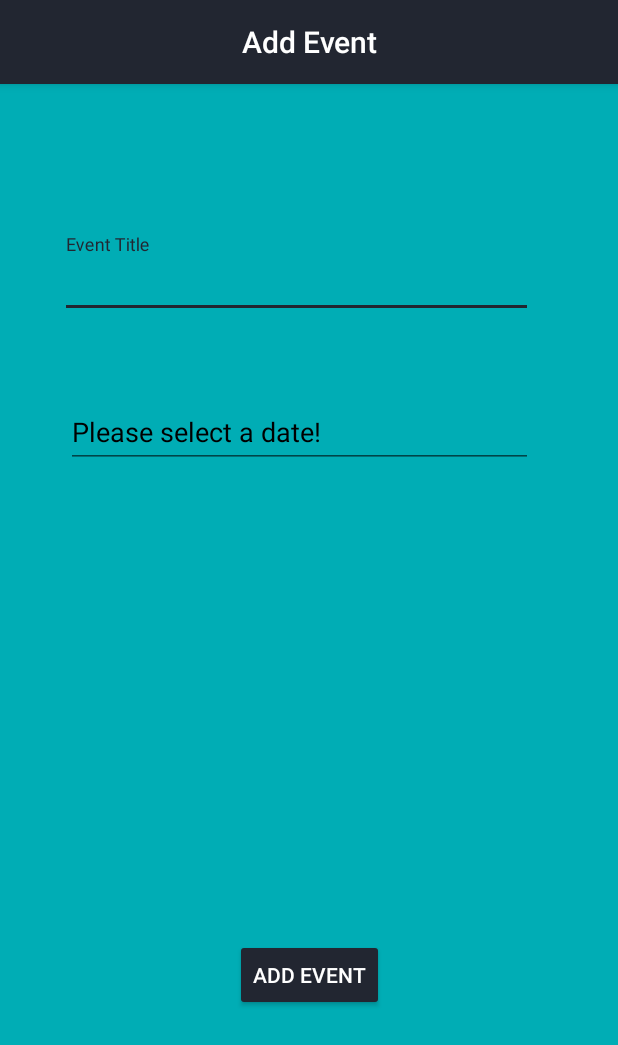
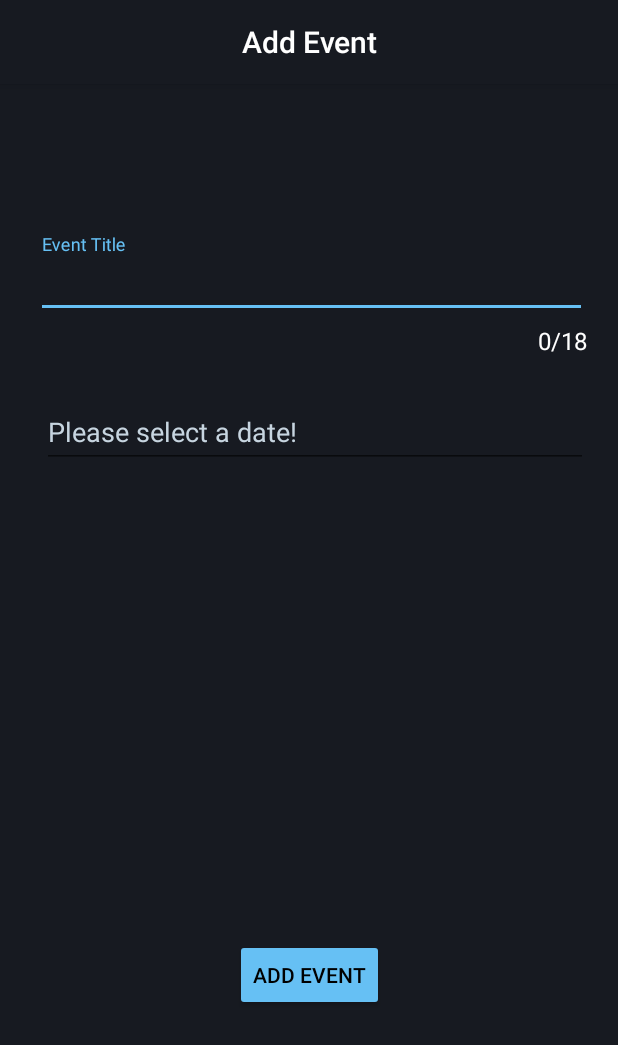
Before and after one commit to johanlindstrm/Android-App, an Android app: the screen it shows after launch (AddAndCreateEventActivity), after a tap on an icon or button, on a phone screen of 412 x 824 dp. Shown: the top 1045 px of the screen. Run offline under Robolectric (Android 15) with nearby library versions, the phone set to English and light mode, and no system bars; our stand-ins replace Firebase (no records; nobody signed in at launch, a user with empty details on screens opened directly).

```diff
--- a/app/src/main/java/com/example/androidapp/AddAndCreateEventActivity.kt
+++ b/app/src/main/java/com/example/androidapp/AddAndCreateEventActivity.kt
@@ -4,24 +4,24 @@ import android.annotation.SuppressLint
 import android.app.ActionBar
 import android.app.DatePickerDialog
 import android.app.DatePickerDialog.OnDateSetListener
+import android.content.Intent
 import android.os.Bundle
 import android.os.Handler
 import android.util.Log
 import android.widget.EditText
 import android.widget.TextView
+import android.widget.Toast
 import androidx.appcompat.app.AppCompatActivity
 import com.google.firebase.auth.FirebaseAuth
-import com.google.firebase.firestore.FirebaseFirestore
 import kotlinx.android.synthetic.main.activity_add_and_create_date.*
 import java.text.SimpleDateFormat
 import java.util.*
-import kotlin.collections.HashMap
 
 
 class AddAndCreateEventActivity : AppCompatActivity() {
 
     private lateinit var eventTextName : EditText
-    private lateinit var timeLeftText : TextView
+    private lateinit var dateDiffText : TextView
     private lateinit var selectDateEdit : EditText
     lateinit var auth : FirebaseAuth
     private val handler = Handler()
@@ -31,28 +31,6 @@ class AddAndCreateEventActivity : AppCompatActivity() {
     override fun onCreate(savedInstanceState: Bundle?) {
         super.onCreate(savedInstanceState)
         setContentView(R.layout.activity_add_and_create_date)
-        //database = Firebase.database.reference
-
-
-        val db = FirebaseFirestore.getInstance()
-        db.collection("events")
-
-        // Create a new user with a first and last name
-        /*
-        val user: MutableMap<String, Any> = HashMap()
-        user["first"] = "Ada"
-        user["last"] = "Lovelace"
-        user["born"] = 1815
-
-
-        // Add a new document with a generated ID
-        db.collection("users")
-            .add(user)
-            .addOnSuccessListener { documentReference -> Log.d("test", "DocumentSnapshot added with ID: " + documentReference.id) }
-            .addOnFailureListener { e -> Log.w("test", "Error adding document", e) }
-
-         */
-
 
         supportActionBar!!.displayOptions = ActionBar.DISPLAY_SHOW_CUSTOM
         supportActionBar!!.setCustomView(R.layout.action_bar_add_event)
@@ -61,7 +39,8 @@ class AddAndCreateEventActivity : AppCompatActivity() {
 
         selectDateEdit = findViewById(R.id.select_date_edit)
         eventTextName = findViewById(R.id.event_name_edit)
-        timeLeftText = findViewById(R.id.time_test_text)
+        dateDiffText = findViewById(R.id.time_test_text)
+
         getDateDifference()
 
         /*
@@ -87,7 +66,7 @@ class AddAndCreateEventActivity : AppCompatActivity() {
 
         val selectedEvent = eventTextName.text.toString()
         val selectedDate = selectDateEdit.text.toString()
-        val timeLeft = timeLeftText.text.toString()
+        val timeLeft = dateDiffText.text.toString()
 
         val newDate = Event(selectedDate, selectedEvent,timeLeft)
 
--- a/app/src/main/java/com/example/androidapp/Event.kt
+++ b/app/src/main/java/com/example/androidapp/Event.kt
@@ -1,5 +1,5 @@
 package com.example.androidapp
 
-class Event(var simpleDate: String, var eventName: String, var timeLeft: String) {
+class Event(var selectedDate: String, var eventName: String, var dateDiff: String) {
     //, var daysLeft: String, var hoursLeft: String, var minLeft: String, var secLeft:String
 }
--- a/app/src/main/java/com/example/androidapp/EventsRecyclerAdapter.kt
+++ b/app/src/main/java/com/example/androidapp/EventsRecyclerAdapter.kt
@@ -23,9 +23,9 @@ class EventsRecyclerAdapter(context: Context, private val eventList: MutableList
 
     override fun onBindViewHolder(holder: ViewHolder, position: Int) {
         val event = eventList[position]
-        holder.dateText.text = event.simpleDate
+        holder.dateText.text = event.selectedDate
         holder.eventName.text = event.eventName
-        holder.timeLeft.text = event.timeLeft
+        holder.timeLeft.text = event.dateDiff
 
     }
 
--- a/app/src/main/java/com/example/androidapp/MainActivity.kt
+++ b/app/src/main/java/com/example/androidapp/MainActivity.kt
@@ -20,6 +20,7 @@ import androidx.recyclerview.widget.RecyclerView
 import com.example.androidapp.DataManager.eventList
 import com.google.android.material.snackbar.Snackbar
 import com.google.firebase.auth.FirebaseAuth
+import com.google.firebase.firestore.FirebaseFirestore
 
 
 class MainActivity : AppCompatActivity() {
@@ -40,6 +41,42 @@ class MainActivity : AppCompatActivity() {
         supportActionBar!!.setCustomView(R.layout.action_bar_layout)
 
         listIsEmptyText()
+
+        val db = FirebaseFirestore.getInstance()
+
+        val events = mutableListOf<Event>()
+
+        val eventsRef = db.collection("events")
+
+        eventsRef.addSnapshotListener { snapshot, e ->
+            if (snapshot != null) {
+                for (document in snapshot.documents) {
+                    val newEvent = document.toObject(Event::class.java)
+                    if (newEvent != null)
+                        events.add(newEvent!!)
+                    println("Johan : $newEvent")
+                }
+            }
+        }
+
+
+
+        // Create a new user with a first and last name
+/*
+        val user: MutableMap<String, Any> = HashMap()
+        user["first"] = "Ada"
+        user["last"] = "Lovelace"
+        user["born"] = 1815
+
+
+        // Add a new document with a generated ID
+        db.collection("users")
+            .add(user)
+            .addOnSuccessListener { documentReference -> Log.d("test", "DocumentSnapshot added with ID: " + documentReference.id) }
+            .addOnFailureListener { e -> Log.w("test", "Error adding document", e) }
+
+ */
+
 
         mAuth = FirebaseAuth.getInstance()
         mAuth.currentUser
@@ -130,7 +167,7 @@ class MainActivity : AppCompatActivity() {
         itemTouchHelper.attachToRecyclerView(recyclerView)
 
     }
-
+    //auth anonomys
     override fun onStart() {
         super.onStart()
         val currentUser = mAuth.currentUser
--- a/app/src/main/res/drawable/ic_add_white_24dp.xml
+++ b/app/src/main/res/drawable/ic_add_white_24dp.xml
@@ -4,6 +4,6 @@
         android:viewportWidth="24.0"
         android:viewportHeight="24.0">
     <path
-        android:fillColor="#FFF"
+        android:fillColor="@color/black"
         android:pathData="M19,13h-6v6h-2v-6H5v-2h6V5h2v6h6v2z"/>
 </vector>
--- a/app/src/main/res/layout-v26/activity_add_and_create_date.xml
+++ b/app/src/main/res/layout-v26/activity_add_and_create_date.xml
@@ -4,7 +4,7 @@
     xmlns:tools="http://schemas.android.com/tools"
     android:layout_width="match_parent"
     android:layout_height="match_parent"
-    android:background="@color/colorPrimaryDark"
+    android:background="@color/colorPrimary"
     tools:context=".AddAndCreateEventActivity">
 
     <Button
@@ -15,8 +15,8 @@
         android:layout_marginEnd="156dp"
         android:layout_marginBottom="150dp"
         android:text="@string/add_event"
-        android:textColor="@color/white"
-        android:backgroundTint="@color/colorPrimary"
+        android:textColor="@color/black"
+        android:backgroundTint="@color/accent"
         app:layout_constraintBottom_toBottomOf="parent"
         app:layout_constraintEnd_toEndOf="parent"
         app:layout_constraintStart_toStartOf="parent" />
@@ -26,11 +26,13 @@
         android:id="@+id/event_layout"
         android:layout_width="match_parent"
         android:layout_height="wrap_content"
-        android:layout_marginStart="16dp"
         android:layout_marginTop="100dp"
         android:layout_marginEnd="16dp"
-        android:textColorHint="@color/black"
+        android:textColorHint="@color/otherWhite"
         android:tooltipText="Enter Event Title"
+        app:counterEnabled="true"
+        app:counterMaxLength="18"
+        app:counterTextAppearance="@style/CounterText"
         app:endIconMode="clear_text"
         app:layout_constraintEnd_toEndOf="parent"
         app:layout_constraintStart_toStartOf="parent"
@@ -38,17 +40,17 @@
 
         <com.google.android.material.textfield.TextInputEditText
             android:id="@+id/event_name_edit"
-            android:layout_width="315dp"
+            android:layout_width="367dp"
             android:layout_height="wrap_content"
             android:layout_marginStart="24dp"
             android:layout_marginTop="72dp"
             android:ems="10"
-            android:longClickable="false"
-            android:textColorHint="@color/black"
-            android:textColor="@color/black"
             android:hint="@string/event_title"
             android:inputType="text"
+            android:longClickable="false"
             android:maxLength="18"
+            android:textColor="@color/otherWhite"
+            android:textColorHint="@color/otherWhite"
             app:layout_constraintStart_toStartOf="parent"
             app:layout_constraintTop_toTopOf="parent" />
 
@@ -60,10 +62,9 @@
         android:id="@+id/date_layout"
         android:layout_width="match_parent"
         android:layout_height="wrap_content"
-        android:layout_marginStart="16dp"
         android:layout_marginTop="200dp"
         android:layout_marginEnd="16dp"
-        android:textColorHint="@color/black"
+        android:textColorHint="@color/otherWhite"
         app:endIconMode="clear_text"
         app:layout_constraintEnd_toEndOf="parent"
         app:layout_constraintStart_toStartOf="parent"
@@ -71,17 +72,18 @@
 
         <com.google.android.material.textfield.TextInputEditText
             android:id="@+id/select_date_edit"
-            android:layout_width="311dp"
+            android:layout_width="364dp"
             android:layout_height="wrap_content"
             android:layout_marginStart="28dp"
             android:layout_marginTop="36dp"
             android:ems="10"
             android:focusable="false"
-            android:textColor="@color/black"
             android:hint="@string/select_date"
             android:importantForAutofill="no"
             android:inputType="datetime"
-            android:longClickable="false" />
+            android:longClickable="false"
+            android:textColor="@color/otherWhite"
+            android:textColorHint="@color/otherWhite" />
     </com.google.android.material.textfield.TextInputLayout>
 
 
--- a/app/src/main/res/layout/activity_add_and_create_date.xml
+++ b/app/src/main/res/layout/activity_add_and_create_date.xml
@@ -25,8 +25,8 @@
         android:layout_height="wrap_content"
         android:layout_marginStart="16dp"
         android:layout_marginTop="100dp"
+        app:errorEnabled="true"
         app:endIconMode="clear_text"
-        android:tooltipText="Enter Event Title"
         app:layout_constraintStart_toStartOf="parent"
         app:layout_constraintTop_toTopOf="parent">
 
--- a/app/src/main/res/layout/activity_main.xml
+++ b/app/src/main/res/layout/activity_main.xml
@@ -24,7 +24,7 @@
         android:layout_marginEnd="16dp"
         android:layout_marginBottom="16dp"
         android:clickable="true"
-        android:backgroundTint="@color/colorPrimaryDark"
+        android:backgroundTint="@color/accent"
         app:layout_constraintBottom_toBottomOf="parent"
         app:layout_constraintEnd_toEndOf="parent"
         app:srcCompat="@drawable/ic_add_white_24dp"
--- a/app/src/main/res/layout/event_view.xml
+++ b/app/src/main/res/layout/event_view.xml
@@ -9,6 +9,7 @@
         android:layout_width="match_parent"
         android:layout_height="wrap_content"
         app:cardCornerRadius="4dp"
+        app:cardBackgroundColor="@color/altPrimary"
         app:cardElevation="1dp"
         app:cardPreventCornerOverlap="true"
         app:cardUseCompatPadding="true"
@@ -23,7 +24,7 @@
                 android:layout_width="wrap_content"
                 android:layout_height="wrap_content"
                 android:text="@string/event_title"
-                android:textColor="@color/black"
+                android:textColor="@color/white"
                 android:textSize="24sp"
                 app:layout_constraintStart_toStartOf="parent"
                 app:layout_constraintTop_toTopOf="parent" />
@@ -35,7 +36,7 @@
                 android:layout_height="wrap_content"
                 android:layout_marginTop="90dp"
                 android:text="@string/selected_date"
-                android:textColor="@color/grey"
+                android:textColor="@color/otherWhite"
                 app:layout_constraintStart_toStartOf="parent"
                 app:layout_constraintTop_toTopOf="parent" />
 
@@ -47,7 +48,7 @@
                 android:layout_marginTop="40dp"
                 android:textSize="18sp"
                 android:text="@string/days_left"
-                android:textColor="@color/black"
+                android:textColor="@color/white"
                 app:layout_constraintStart_toStartOf="parent"
                 app:layout_constraintTop_toTopOf="parent" />
 
--- a/app/src/main/res/values/colors.xml
+++ b/app/src/main/res/values/colors.xml
@@ -1,8 +1,10 @@
 <?xml version="1.0" encoding="utf-8"?>
 <resources>
-    <color name="colorPrimary">#222631</color>
-    <color name="colorPrimaryDark">#00ADb5</color>
-    <color name="colorAccent">#222631</color>
+    <color name="colorPrimary">#171a21</color>
+    <color name="accent">#66c0f4</color>
+    <color name="altPrimary">#1b2838</color>
+    <color name="otherWhite">#c7d5e0</color>
+    <!-- grey, black and white -->
     <color name="grey">#808080</color>
     <color name="black">#000000</color>
     <color name="white">#FFFFFF</color>
--- a/app/src/main/res/values/styles.xml
+++ b/app/src/main/res/values/styles.xml
@@ -4,13 +4,18 @@
     <style name="AppTheme" parent="Theme.AppCompat.DayNight.DarkActionBar">
         <!-- Customize your theme here. -->
         <item name="colorPrimary">@color/colorPrimary</item>
-        <item name="colorPrimaryDark">@color/colorPrimaryDark</item>
-        <item name="colorAccent">@color/colorAccent</item>
+        <item name="colorPrimaryDark">@color/altPrimary</item>
+        <item name="colorAccent">@color/accent</item>
 
     </style>
 
     <style name="MaterialDesignTheme" parent="Theme.MaterialComponents.Light.DarkActionBar.Bridge" />
 
+    <style name="CounterText" parent="TextAppearance.Design.Counter">
+        <item name="android:textSize">16sp</item>
+        <item name="android:textColor">@color/white</item>
+    </style>
+
 
 
 </resources>
```
